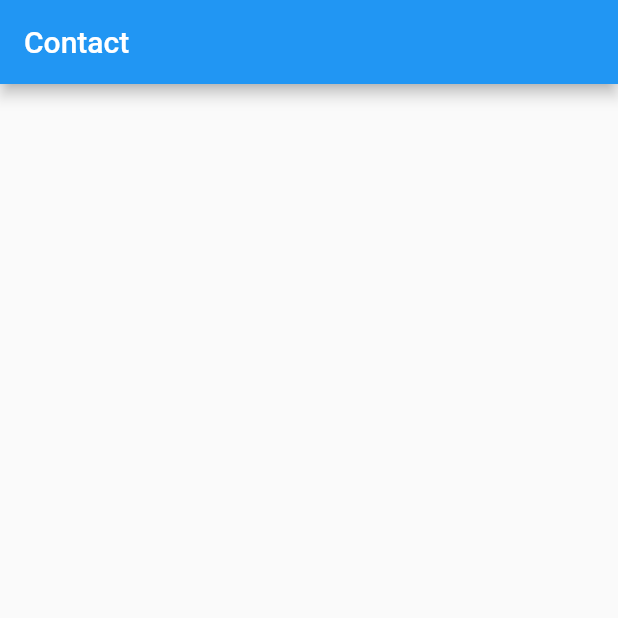
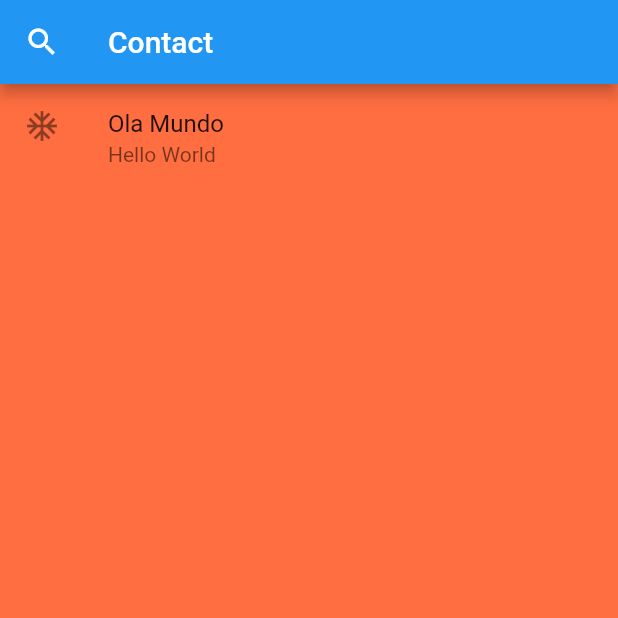
Before and after one commit to restenPiz/My_First_App-Flutter, a Flutter app: the screen it shows after launch, on a phone screen of 412 x 824 dp, the top half of it. Run offline on Flutter 3.47's test engine with Material 2 defaults, Android fonts, the phone set to English and light mode, and no system bars.

Commit message:
Some updates in system

```diff
--- a/first_app/lib/main.dart
+++ b/first_app/lib/main.dart
@@ -1,8 +1,9 @@
+// ignore_for_file: prefer_const_constructors
+
 import 'package:first_app/screens/index.dart';
 import 'package:flutter/material.dart';
 
 void main() {
-  // ignore: prefer_const_constructors
   runApp(MaterialApp(
     debugShowCheckedModeBanner: false,
     initialRoute: 'index',
--- a/first_app/lib/screens/index.dart
+++ b/first_app/lib/screens/index.dart
@@ -1,3 +1,5 @@
+// ignore_for_file: camel_case_types, prefer_const_constructors
+
 import 'package:flutter/material.dart';
 
 class indexScreen extends StatelessWidget {
@@ -5,9 +7,31 @@ class indexScreen extends StatelessWidget {
 
   @override
   Widget build(BuildContext context) {
-    return Scaffold(
-      appBar: AppBar(
-        title: Text('Contact'),
+    // ignore: avoid_unnecessary_containers
+    return Container(
+      child: Scaffold(
+        appBar: AppBar(
+          title: Text('Contact'),
+          leading: Icon(Icons.search),
+        ),
+        body: Center(
+          child: Container(
+            width: 500,
+            height: double.infinity,
+            decoration: BoxDecoration(
+              color: Colors.deepOrangeAccent,
+            ),
+            child: ListView(
+              children: [
+                ListTile(
+                  title: Text('Ola Mundo'),
+                  subtitle: Text('Hello World'),
+                  leading: Icon(Icons.ac_unit_outlined),
+                ),
+              ],
+            ),
+          ),
+        ),
       ),
     );
   }
```
